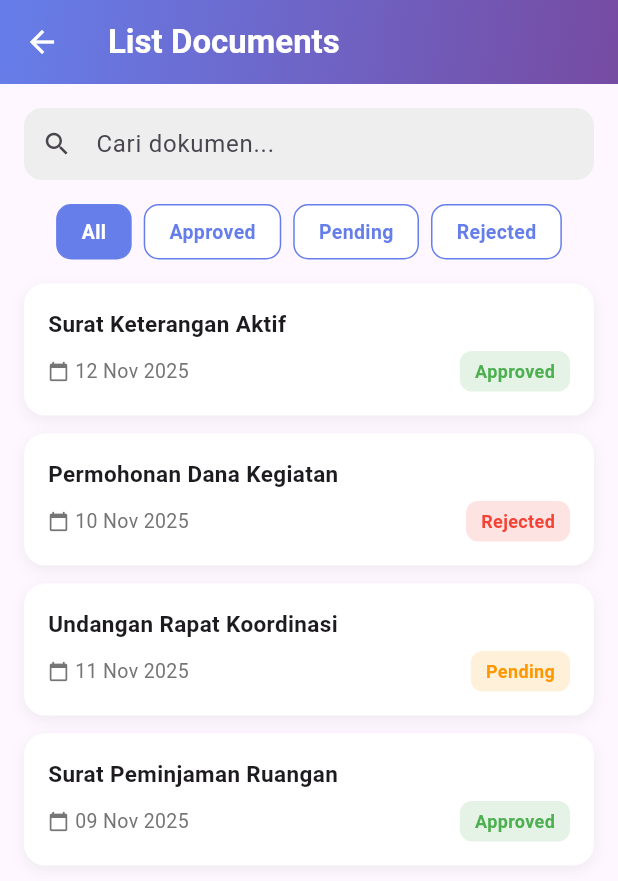
After one commit to Tento03/DMS-App-Flutter, a Flutter app: the ListDocumentsPage screen opened directly, on a phone screen of 412 x 824 dp. The commit adds this screen. Shown: the top 881 px of the screen. Run offline on Flutter 3.47's test engine with Material 3 defaults, Android fonts, the phone set to English and light mode, and no system bars; our stand-ins replace file_picker.

Commit message:
list document user

```diff
--- a/lib/dashboard/UserDashboard.dart
+++ b/lib/dashboard/UserDashboard.dart
@@ -1,4 +1,5 @@
 import 'package:dmsapp/document/AddDocumentUser.dart';
+import 'package:dmsapp/document/ListDocumentUser.dart';
 import 'package:flutter/material.dart';
 
 class UserDashboard extends StatefulWidget {
@@ -244,7 +245,7 @@ class _UserDashboardState extends State<UserDashboard> {
         } else if (title == "List Documents") {
           Navigator.push(
             context,
-            MaterialPageRoute(builder: (_) => const AddDocumentPage()),
+            MaterialPageRoute(builder: (_) => const ListDocumentsPage()),
           );
         } else if (title == "Document Status") {
           Navigator.push(
--- /dev/null
+++ b/lib/document/ListDocumentUser.dart
@@ -0,0 +1,233 @@
+import 'package:flutter/material.dart';
+
+class ListDocumentsPage extends StatefulWidget {
+  const ListDocumentsPage({super.key});
+
+  @override
+  State<ListDocumentsPage> createState() => _ListDocumentsPageState();
+}
+
+class _ListDocumentsPageState extends State<ListDocumentsPage> {
+  String selectedFilter = "All";
+
+  final List<Map<String, dynamic>> documents = [
+    {
+      "title": "Surat Keterangan Aktif",
+      "date": "12 Nov 2025",
+      "status": "Approved",
+    },
+    {
+      "title": "Permohonan Dana Kegiatan",
+      "date": "10 Nov 2025",
+      "status": "Rejected",
+    },
+    {
+      "title": "Undangan Rapat Koordinasi",
+      "date": "11 Nov 2025",
+      "status": "Pending",
+    },
+    {
+      "title": "Surat Peminjaman Ruangan",
+      "date": "09 Nov 2025",
+      "status": "Approved",
+    },
+  ];
+
+  @override
+  Widget build(BuildContext context) {
+    return Scaffold(
+      appBar: AppBar(
+        title: const Text(
+          "List Documents",
+          style: TextStyle(color: Colors.white, fontWeight: FontWeight.bold),
+        ),
+        iconTheme: const IconThemeData(color: Colors.white),
+        elevation: 0,
+        flexibleSpace: Container(
+          decoration: const BoxDecoration(
+            gradient: LinearGradient(
+              colors: [Color(0xFF667eea), Color(0xFF764ba2)],
+              begin: Alignment.topLeft,
+              end: Alignment.bottomRight,
+            ),
+          ),
+        ),
+      ),
+
+      body: Padding(
+        padding: const EdgeInsets.all(16),
+        child: Column(
+          children: [
+            // -------------------- SEARCH BAR ---------------------
+            Container(
+              padding: const EdgeInsets.symmetric(horizontal: 12),
+              decoration: BoxDecoration(
+                color: Colors.grey.shade200,
+                borderRadius: BorderRadius.circular(12),
+              ),
+              child: const TextField(
+                decoration: InputDecoration(
+                  hintText: "Cari dokumen...",
+                  border: InputBorder.none,
+                  icon: Icon(Icons.search, size: 20),
+                  contentPadding: EdgeInsets.symmetric(vertical: 12),
+                ),
+              ),
+            ),
+
+            const SizedBox(height: 16),
+
+            // -------------------- FILTER BUTTONS ---------------------
+            SingleChildScrollView(
+              scrollDirection: Axis.horizontal,
+              child: Row(
+                children: [
+                  _filterButton("All"),
+                  const SizedBox(width: 8),
+                  _filterButton("Approved"),
+                  const SizedBox(width: 8),
+                  _filterButton("Pending"),
+                  const SizedBox(width: 8),
+                  _filterButton("Rejected"),
+                ],
+              ),
+            ),
+
+            const SizedBox(height: 16),
+
+            // -------------------- LIST DOCUMENTS ---------------------
+            Expanded(
+              child: ListView.builder(
+                itemCount: documents.length,
+                itemBuilder: (context, index) {
+                  var doc = documents[index];
+
+                  if (selectedFilter != "All" &&
+                      doc["status"] != selectedFilter) {
+                    return const SizedBox();
+                  }
+
+                  return _documentCard(
+                    doc["title"],
+                    doc["date"],
+                    doc["status"],
+                  );
+                },
+              ),
+            ),
+          ],
+        ),
+      ),
+    );
+  }
+
+  // ============================================================
+  // FILTER BUTTON
+  // ============================================================
+  Widget _filterButton(String filter) {
+    bool active = selectedFilter == filter;
+
+    return GestureDetector(
+      onTap: () => setState(() => selectedFilter = filter),
+      child: Container(
+        padding: const EdgeInsets.symmetric(horizontal: 16, vertical: 8),
+        decoration: BoxDecoration(
+          color: active ? const Color(0xFF667eea) : Colors.white,
+          borderRadius: BorderRadius.circular(10),
+          border: Border.all(color: const Color(0xFF667eea)),
+        ),
+        child: Text(
+          filter,
+          style: TextStyle(
+            color: active ? Colors.white : const Color(0xFF667eea),
+            fontWeight: FontWeight.bold,
+            fontSize: 13,
+          ),
+        ),
+      ),
+    );
+  }
+
+  // ============================================================
+  // DOCUMENT CARD - FIXED FOR MOBILE
+  // ============================================================
+  Widget _documentCard(String title, String date, String status) {
+    Color statusColor = Colors.grey;
+
+    if (status == "Approved") statusColor = Colors.green;
+    if (status == "Rejected") statusColor = Colors.red;
+    if (status == "Pending") statusColor = Colors.orange;
+
+    return Container(
+      margin: const EdgeInsets.only(bottom: 12),
+      padding: const EdgeInsets.all(16),
+      decoration: BoxDecoration(
+        color: Colors.white,
+        borderRadius: BorderRadius.circular(14),
+        boxShadow: [
+          BoxShadow(
+            color: Colors.black.withOpacity(0.06),
+            blurRadius: 8,
+            offset: const Offset(0, 3),
+          ),
+        ],
+      ),
+
+      child: Column(
+        crossAxisAlignment: CrossAxisAlignment.start,
+        children: [
+          // Title
+          Text(
+            title,
+            style: const TextStyle(fontSize: 15, fontWeight: FontWeight.w600),
+            maxLines: 2,
+            overflow: TextOverflow.ellipsis,
+          ),
+          const SizedBox(height: 8),
+
+          // Date & Status in Row
+          Row(
+            mainAxisAlignment: MainAxisAlignment.spaceBetween,
+            children: [
+              // Date
+              Row(
+                children: [
+                  Icon(
+                    Icons.calendar_today,
+                    size: 14,
+                    color: Colors.grey.shade600,
+                  ),
+                  const SizedBox(width: 4),
+                  Text(
+                    date,
+                    style: TextStyle(color: Colors.grey.shade600, fontSize: 13),
+                  ),
+                ],
+              ),
+
+              // Status Badge
+              Container(
+                padding: const EdgeInsets.symmetric(
+                  horizontal: 10,
+                  vertical: 5,
+                ),
+                decoration: BoxDecoration(
+                  color: statusColor.withOpacity(0.15),
+                  borderRadius: BorderRadius.circular(8),
+                ),
+                child: Text(
+                  status,
+                  style: TextStyle(
+                    color: statusColor,
+                    fontWeight: FontWeight.bold,
+                    fontSize: 12,
+                  ),
+                ),
+              ),
+            ],
+          ),
+        ],
+      ),
+    );
+  }
+}
```
